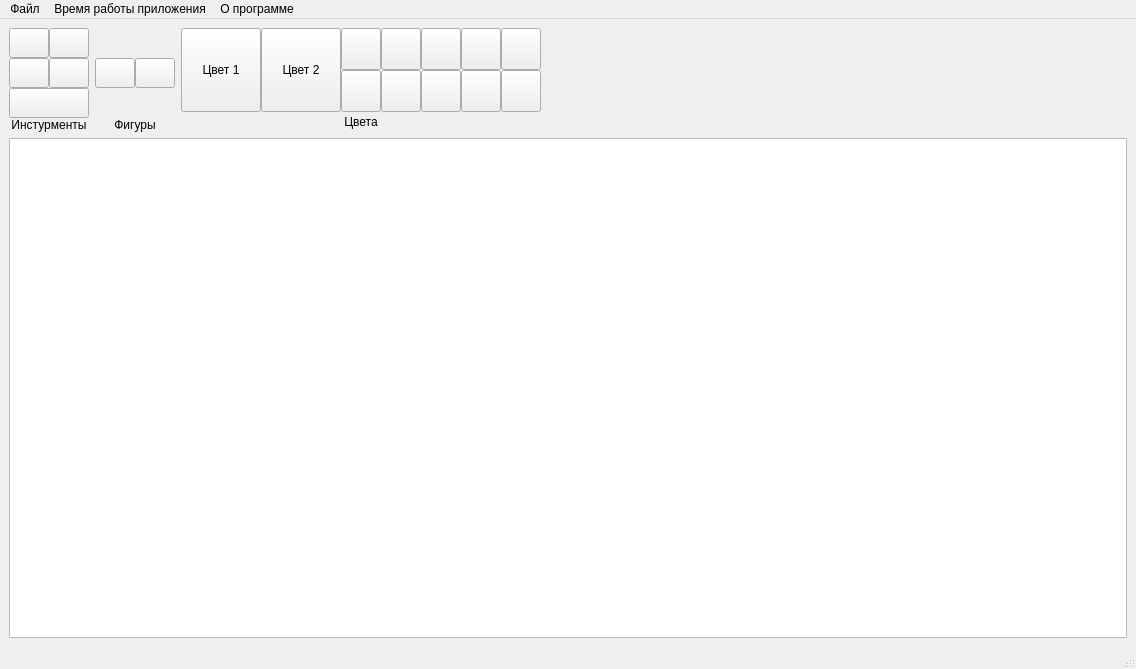
Before: the Qt Designer form QTLabs/Lab_07_Paint/paint/mainwindow.ui in voodzz/qt_labs, drawn with Qt 5.
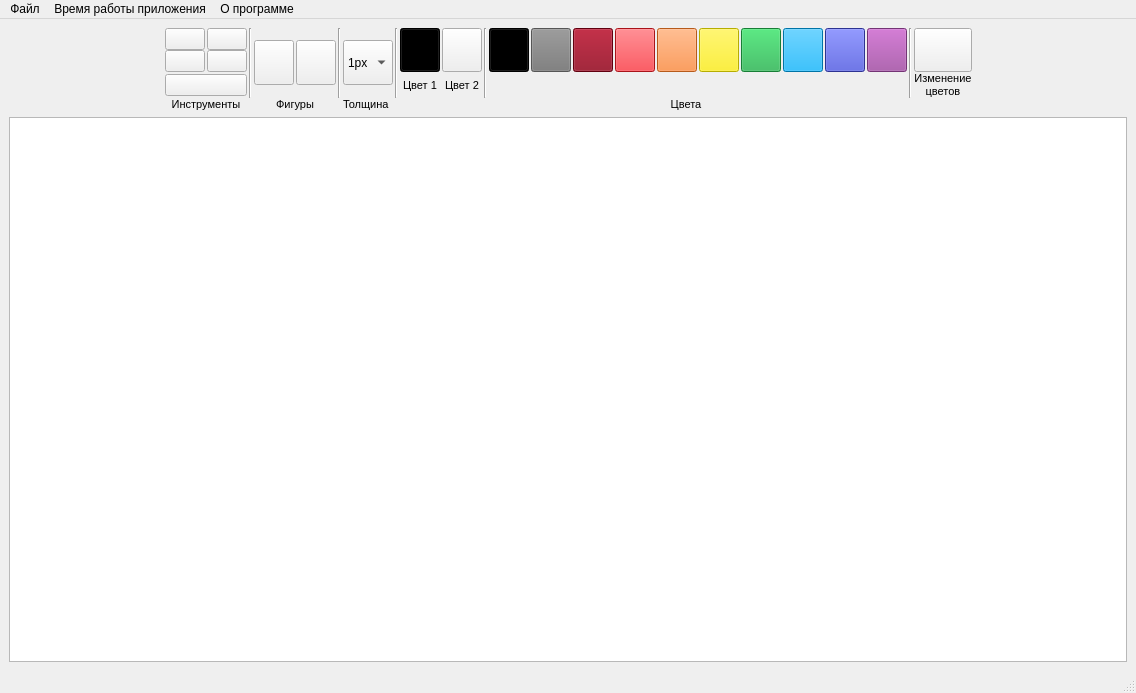
After: the same form once the commit is applied. Icons and pictures are not drawn.

The edit to the form file:
```diff
--- a/QTLabs/Lab_07_Paint/paint/mainwindow.ui
+++ b/QTLabs/Lab_07_Paint/paint/mainwindow.ui
@@ -7,7 +7,7 @@
     <x>0</x>
     <y>0</y>
     <width>1136</width>
-    <height>640</height>
+    <height>693</height>
    </rect>
   </property>
   <property name="windowTitle">
@@ -15,231 +15,29 @@
   </property>
   <widget class="QWidget" name="centralwidget">
    <layout class="QGridLayout" name="gridLayout_2">
-    <item row="1" column="0">
-     <widget class="QGraphicsView" name="graphicsView">
-      <property name="sizePolicy">
-       <sizepolicy hsizetype="Expanding" vsizetype="Expanding">
-        <horstretch>1</horstretch>
-        <verstretch>4</verstretch>
-       </sizepolicy>
-      </property>
-      <property name="minimumSize">
-       <size>
-        <width>0</width>
-        <height>500</height>
-       </size>
-      </property>
-     </widget>
-    </item>
-    <item row="0" column="0">
+    <item row="0" column="1">
      <layout class="QGridLayout" name="gridLayout">
-      <item row="0" column="2">
-       <layout class="QGridLayout" name="gridLayout_7">
-        <property name="spacing">
+      <property name="horizontalSpacing">
+       <number>2</number>
+      </property>
+      <property name="verticalSpacing">
          <number>0</number>
         </property>
-        <item row="0" column="4">
-         <widget class="QPushButton" name="darkRedButton">
-          <property name="sizePolicy">
-           <sizepolicy hsizetype="Maximum" vsizetype="Maximum">
-            <horstretch>0</horstretch>
-            <verstretch>0</verstretch>
-           </sizepolicy>
-          </property>
-          <property name="maximumSize">
-           <size>
-            <width>45</width>
-            <height>45</height>
-           </size>
-          </property>
-          <property name="toolTip">
-           <string>Тёмно-красный</string>
-          </property>
-          <property name="text">
-           <string/>
-          </property>
-         </widget>
-        </item>
-        <item row="0" column="0" rowspan="2">
-         <widget class="QPushButton" name="firstColorButton">
-          <property name="sizePolicy">
-           <sizepolicy hsizetype="Maximum" vsizetype="Maximum">
-            <horstretch>0</horstretch>
-            <verstretch>0</verstretch>
-           </sizepolicy>
-          </property>
-          <property name="maximumSize">
-           <size>
-            <width>80</width>
-            <height>90</height>
-           </size>
-          </property>
-          <property name="toolTip">
-           <string>Основной цвет</string>
-          </property>
-          <property name="text">
-           <string>Цвет 1</string>
-          </property>
-          <property name="checkable">
-           <bool>true</bool>
-          </property>
-         </widget>
-        </item>
-        <item row="1" column="3">
-         <widget class="QPushButton" name="greenButton">
-          <property name="sizePolicy">
-           <sizepolicy hsizetype="Maximum" vsizetype="Maximum">
-            <horstretch>0</horstretch>
-            <verstretch>0</verstretch>
-           </sizepolicy>
-          </property>
-          <property name="maximumSize">
-           <size>
-            <width>45</width>
-            <height>45</height>
-           </size>
-          </property>
-          <property name="toolTip">
-           <string>Зелёный</string>
-          </property>
-          <property name="text">
-           <string/>
-          </property>
-         </widget>
-        </item>
-        <item row="1" column="6">
-         <widget class="QPushButton" name="purpleButton">
-          <property name="sizePolicy">
-           <sizepolicy hsizetype="Maximum" vsizetype="Maximum">
-            <horstretch>0</horstretch>
-            <verstretch>0</verstretch>
-           </sizepolicy>
-          </property>
-          <property name="maximumSize">
-           <size>
-            <width>45</width>
-            <height>45</height>
-           </size>
-          </property>
-          <property name="toolTip">
-           <string>Фиолетовый</string>
-          </property>
-          <property name="text">
-           <string/>
-          </property>
-         </widget>
-        </item>
-        <item row="1" column="5">
-         <widget class="QPushButton" name="indigoButton">
-          <property name="sizePolicy">
-           <sizepolicy hsizetype="Maximum" vsizetype="Maximum">
-            <horstretch>0</horstretch>
-            <verstretch>0</verstretch>
-           </sizepolicy>
-          </property>
-          <property name="maximumSize">
-           <size>
-            <width>45</width>
-            <height>45</height>
-           </size>
-          </property>
-          <property name="toolTip">
-           <string>Индиго</string>
-          </property>
-          <property name="text">
-           <string/>
-          </property>
-         </widget>
-        </item>
-        <item row="0" column="3">
-         <widget class="QPushButton" name="greyButton">
-          <property name="sizePolicy">
-           <sizepolicy hsizetype="Maximum" vsizetype="Maximum">
-            <horstretch>0</horstretch>
-            <verstretch>0</verstretch>
-           </sizepolicy>
-          </property>
-          <property name="maximumSize">
-           <size>
-            <width>45</width>
-            <height>45</height>
-           </size>
-          </property>
-          <property name="toolTip">
-           <string>Серый</string>
-          </property>
-          <property name="text">
-           <string/>
-          </property>
-         </widget>
-        </item>
-        <item row="0" column="5">
-         <widget class="QPushButton" name="redButton">
-          <property name="sizePolicy">
-           <sizepolicy hsizetype="Maximum" vsizetype="Maximum">
-            <horstretch>0</horstretch>
-            <verstretch>0</verstretch>
-           </sizepolicy>
-          </property>
-          <property name="maximumSize">
-           <size>
-            <width>45</width>
-            <height>45</height>
-           </size>
-          </property>
-          <property name="toolTip">
-           <string>Красный</string>
-          </property>
-          <property name="text">
-           <string/>
-          </property>
-         </widget>
-        </item>
-        <item row="0" column="6">
-         <widget class="QPushButton" name="orangeButton">
-          <property name="sizePolicy">
-           <sizepolicy hsizetype="Maximum" vsizetype="Maximum">
-            <horstretch>0</horstretch>
-            <verstretch>0</verstretch>
-           </sizepolicy>
-          </property>
-          <property name="maximumSize">
-           <size>
-            <width>45</width>
-            <height>45</height>
-           </size>
-          </property>
-          <property name="toolTip">
-           <string>Оранжевый</string>
-          </property>
-          <property name="text">
-           <string/>
-          </property>
-         </widget>
-        </item>
-        <item row="2" column="0" colspan="7">
-         <widget class="QLabel" name="label_3">
-          <property name="sizePolicy">
-           <sizepolicy hsizetype="Minimum" vsizetype="Fixed">
-            <horstretch>0</horstretch>
-            <verstretch>0</verstretch>
-           </sizepolicy>
-          </property>
-          <property name="minimumSize">
-           <size>
-            <width>0</width>
-            <height>20</height>
-           </size>
-          </property>
-          <property name="text">
-           <string>Цвета</string>
-          </property>
-          <property name="alignment">
-           <set>Qt::AlignCenter</set>
-          </property>
-         </widget>
-        </item>
-        <item row="0" column="2">
+      <item row="0" column="2" rowspan="4">
+       <widget class="Line" name="line">
+        <property name="orientation">
+         <enum>Qt::Vertical</enum>
+        </property>
+       </widget>
+      </item>
+      <item row="0" column="5" rowspan="4">
+       <widget class="Line" name="line_2">
+        <property name="orientation">
+         <enum>Qt::Vertical</enum>
+        </property>
+       </widget>
+      </item>
+      <item row="0" column="11" rowspan="3">
          <widget class="QPushButton" name="blackButton">
           <property name="sizePolicy">
            <sizepolicy hsizetype="Maximum" vsizetype="Maximum">
@@ -253,28 +51,22 @@
             <height>45</height>
            </size>
           </property>
-          <property name="toolTip">
-           <string>Чёрный</string>
+        <property name="styleSheet">
+         <string notr="true">background-color: rgb(0, 0, 0);</string>
           </property>
           <property name="text">
            <string/>
           </property>
          </widget>
         </item>
-        <item row="0" column="7" rowspan="2">
-         <spacer name="horizontalSpacer">
+      <item row="0" column="21" rowspan="4">
+       <widget class="Line" name="line_4">
           <property name="orientation">
-           <enum>Qt::Horizontal</enum>
-          </property>
-          <property name="sizeHint" stdset="0">
-           <size>
-            <width>40</width>
-            <height>20</height>
-           </size>
-          </property>
-         </spacer>
-        </item>
-        <item row="1" column="2">
+         <enum>Qt::Vertical</enum>
+        </property>
+       </widget>
+      </item>
+      <item row="0" column="16" rowspan="3">
          <widget class="QPushButton" name="yellowButton">
           <property name="sizePolicy">
            <sizepolicy hsizetype="Maximum" vsizetype="Maximum">
@@ -288,15 +80,106 @@
             <height>45</height>
            </size>
           </property>
-          <property name="toolTip">
-           <string>Жёлтый</string>
+        <property name="styleSheet">
+         <string notr="true">background-color: rgb(255, 242, 2);</string>
           </property>
           <property name="text">
            <string/>
           </property>
          </widget>
         </item>
-        <item row="0" column="1" rowspan="2">
+      <item row="0" column="22" rowspan="2">
+       <widget class="QPushButton" name="colorsButton">
+        <property name="sizePolicy">
+         <sizepolicy hsizetype="Maximum" vsizetype="Maximum">
+          <horstretch>0</horstretch>
+          <verstretch>0</verstretch>
+         </sizepolicy>
+        </property>
+        <property name="maximumSize">
+         <size>
+          <width>79</width>
+          <height>45</height>
+         </size>
+        </property>
+        <property name="text">
+         <string/>
+        </property>
+       </widget>
+      </item>
+      <item row="0" column="10" rowspan="4">
+       <widget class="Line" name="line_3">
+        <property name="orientation">
+         <enum>Qt::Vertical</enum>
+        </property>
+       </widget>
+      </item>
+      <item row="3" column="8">
+       <widget class="QLabel" name="label_4">
+        <property name="font">
+         <font>
+          <pointsize>8</pointsize>
+         </font>
+        </property>
+        <property name="text">
+         <string>Цвет 1</string>
+        </property>
+        <property name="alignment">
+         <set>Qt::AlignCenter</set>
+        </property>
+       </widget>
+      </item>
+      <item row="0" column="12" rowspan="3">
+       <widget class="QPushButton" name="greyButton">
+        <property name="sizePolicy">
+         <sizepolicy hsizetype="Maximum" vsizetype="Maximum">
+          <horstretch>0</horstretch>
+          <verstretch>0</verstretch>
+         </sizepolicy>
+        </property>
+        <property name="maximumSize">
+         <size>
+          <width>45</width>
+          <height>45</height>
+         </size>
+        </property>
+        <property name="styleSheet">
+         <string notr="true">background-color: rgb(120, 120, 120);</string>
+        </property>
+        <property name="text">
+         <string/>
+        </property>
+       </widget>
+      </item>
+      <item row="1" column="0">
+       <widget class="QPushButton" name="eraserButton">
+        <property name="sizePolicy">
+         <sizepolicy hsizetype="Maximum" vsizetype="Maximum">
+          <horstretch>0</horstretch>
+          <verstretch>0</verstretch>
+         </sizepolicy>
+        </property>
+        <property name="maximumSize">
+         <size>
+          <width>45</width>
+          <height>30</height>
+         </size>
+        </property>
+        <property name="layoutDirection">
+         <enum>Qt::LeftToRight</enum>
+        </property>
+        <property name="styleSheet">
+         <string notr="true">image: url(:/icons/icons/eraser.png);</string>
+        </property>
+        <property name="text">
+         <string/>
+        </property>
+        <property name="checkable">
+         <bool>true</bool>
+        </property>
+       </widget>
+      </item>
+      <item row="0" column="9" rowspan="2">
          <widget class="QPushButton" name="secondColorButton">
           <property name="sizePolicy">
            <sizepolicy hsizetype="Maximum" vsizetype="Maximum">
@@ -306,23 +189,48 @@
           </property>
           <property name="maximumSize">
            <size>
-            <width>80</width>
-            <height>90</height>
-           </size>
-          </property>
-          <property name="toolTip">
-           <string>Цвет фона</string>
+          <width>45</width>
+          <height>45</height>
+         </size>
+        </property>
+        <property name="text">
+         <string/>
+        </property>
+        <property name="checkable">
+         <bool>true</bool>
+        </property>
+       </widget>
+      </item>
+      <item row="3" column="0" colspan="2">
+       <widget class="QPushButton" name="textButton">
+        <property name="styleSheet">
+         <string notr="true">image: url(:/icons/icons/text.png);</string>
+        </property>
+        <property name="text">
+         <string/>
+        </property>
+        <property name="checkable">
+         <bool>true</bool>
+        </property>
+       </widget>
+      </item>
+      <item row="3" column="9">
+       <widget class="QLabel" name="label_5">
+        <property name="font">
+         <font>
+          <pointsize>8</pointsize>
+         </font>
           </property>
           <property name="text">
            <string>Цвет 2</string>
           </property>
-          <property name="checkable">
-           <bool>true</bool>
+        <property name="alignment">
+         <set>Qt::AlignCenter</set>
           </property>
          </widget>
         </item>
-        <item row="1" column="4">
-         <widget class="QPushButton" name="blueButton">
+      <item row="0" column="19" rowspan="3">
+       <widget class="QPushButton" name="indigoButton">
           <property name="sizePolicy">
            <sizepolicy hsizetype="Maximum" vsizetype="Maximum">
             <horstretch>0</horstretch>
@@ -335,111 +243,36 @@
             <height>45</height>
            </size>
           </property>
-          <property name="toolTip">
-           <string>Голубой</string>
+        <property name="styleSheet">
+         <string notr="true">background-color: rgb(63, 72, 204);</string>
           </property>
           <property name="text">
            <string/>
           </property>
          </widget>
         </item>
-       </layout>
-      </item>
-      <item row="0" column="1">
-       <layout class="QGridLayout" name="gridLayout_6">
-        <property name="spacing">
-         <number>0</number>
+      <item row="4" column="8" colspan="15">
+       <widget class="QLabel" name="label_3">
+        <property name="font">
+         <font>
+          <pointsize>8</pointsize>
+         </font>
         </property>
-        <item row="1" column="1">
-         <widget class="QPushButton" name="rectangleButton">
-          <property name="sizePolicy">
-           <sizepolicy hsizetype="Maximum" vsizetype="Maximum">
-            <horstretch>0</horstretch>
-            <verstretch>0</verstretch>
-           </sizepolicy>
-          </property>
-          <property name="minimumSize">
-           <size>
-            <width>30</width>
-            <height>30</height>
-           </size>
-          </property>
-          <property name="maximumSize">
-           <size>
-            <width>45</width>
-            <height>30</height>
-           </size>
-          </property>
-          <property name="toolTip">
-           <string>Прямоугольник</string>
-          </property>
           <property name="text">
-           <string/>
-          </property>
-          <property name="checkable">
-           <bool>true</bool>
+         <string>Цвета</string>
+        </property>
+        <property name="alignment">
+         <set>Qt::AlignCenter</set>
           </property>
          </widget>
         </item>
-        <item row="1" column="0">
-         <widget class="QPushButton" name="ellipseButton">
-          <property name="sizePolicy">
-           <sizepolicy hsizetype="Maximum" vsizetype="Maximum">
-            <horstretch>0</horstretch>
-            <verstretch>0</verstretch>
-           </sizepolicy>
-          </property>
-          <property name="minimumSize">
-           <size>
-            <width>30</width>
-            <height>30</height>
-           </size>
-          </property>
-          <property name="maximumSize">
-           <size>
-            <width>45</width>
-            <height>30</height>
-           </size>
-          </property>
-          <property name="toolTip">
-           <string>Эллипс</string>
-          </property>
-          <property name="text">
-           <string/>
-          </property>
-          <property name="checkable">
-           <bool>true</bool>
-          </property>
-         </widget>
-        </item>
-        <item row="2" column="0" colspan="2">
-         <spacer name="verticalSpacer_2">
-          <property name="orientation">
-           <enum>Qt::Vertical</enum>
-          </property>
-          <property name="sizeHint" stdset="0">
-           <size>
-            <width>20</width>
-            <height>40</height>
-           </size>
-          </property>
-         </spacer>
-        </item>
-        <item row="0" column="0" colspan="2">
-         <spacer name="verticalSpacer">
-          <property name="orientation">
-           <enum>Qt::Vertical</enum>
-          </property>
-          <property name="sizeHint" stdset="0">
-           <size>
-            <width>20</width>
-            <height>40</height>
-           </size>
-          </property>
-         </spacer>
-        </item>
-        <item row="3" column="0" colspan="2">
+      <item row="4" column="3" colspan="2">
          <widget class="QLabel" name="label_2">
+        <property name="font">
+         <font>
+          <pointsize>8</pointsize>
+         </font>
+        </property>
           <property name="text">
            <string>Фигуры</string>
           </property>
@@ -448,16 +281,309 @@
           </property>
          </widget>
         </item>
-       </layout>
+      <item row="0" column="17" rowspan="3">
+       <widget class="QPushButton" name="greenButton">
+        <property name="sizePolicy">
+         <sizepolicy hsizetype="Maximum" vsizetype="Maximum">
+          <horstretch>0</horstretch>
+          <verstretch>0</verstretch>
+         </sizepolicy>
+        </property>
+        <property name="maximumSize">
+         <size>
+          <width>45</width>
+          <height>45</height>
+         </size>
+        </property>
+        <property name="styleSheet">
+         <string notr="true">background-color: rgb(34, 177, 76);</string>
+        </property>
+        <property name="text">
+         <string/>
+        </property>
+       </widget>
       </item>
-      <item row="0" column="0">
-       <layout class="QGridLayout" name="gridLayout_5">
-        <property name="sizeConstraint">
-         <enum>QLayout::SetDefaultConstraint</enum>
+      <item row="0" column="13" rowspan="3">
+       <widget class="QPushButton" name="darkRedButton">
+        <property name="sizePolicy">
+         <sizepolicy hsizetype="Maximum" vsizetype="Maximum">
+          <horstretch>0</horstretch>
+          <verstretch>0</verstretch>
+         </sizepolicy>
         </property>
-        <property name="spacing">
-         <number>0</number>
+        <property name="maximumSize">
+         <size>
+          <width>45</width>
+          <height>45</height>
+         </size>
         </property>
+        <property name="styleSheet">
+         <string notr="true">background-color: rgb(136, 0, 21);</string>
+        </property>
+        <property name="text">
+         <string/>
+        </property>
+       </widget>
+      </item>
+      <item row="0" column="15" rowspan="3">
+       <widget class="QPushButton" name="orangeButton">
+        <property name="sizePolicy">
+         <sizepolicy hsizetype="Maximum" vsizetype="Maximum">
+          <horstretch>0</horstretch>
+          <verstretch>0</verstretch>
+         </sizepolicy>
+        </property>
+        <property name="maximumSize">
+         <size>
+          <width>45</width>
+          <height>45</height>
+         </size>
+        </property>
+        <property name="styleSheet">
+         <string notr="true">background-color: rgb(255, 127, 39);</string>
+        </property>
+        <property name="text">
+         <string/>
+        </property>
+       </widget>
+      </item>
+      <item row="0" column="7" rowspan="4">
+       <widget class="Line" name="line_5">
+        <property name="orientation">
+         <enum>Qt::Vertical</enum>
+        </property>
+       </widget>
+      </item>
+      <item row="0" column="4" rowspan="4">
+       <widget class="QPushButton" name="rectangleButton">
+        <property name="sizePolicy">
+         <sizepolicy hsizetype="Maximum" vsizetype="Maximum">
+          <horstretch>0</horstretch>
+          <verstretch>0</verstretch>
+         </sizepolicy>
+        </property>
+        <property name="maximumSize">
+         <size>
+          <width>45</width>
+          <height>45</height>
+         </size>
+        </property>
+        <property name="styleSheet">
+         <string notr="true">image: url(:/icons/icons/rectangle.png);</string>
+        </property>
+        <property name="text">
+         <string/>
+        </property>
+        <property name="checkable">
+         <bool>true</bool>
+        </property>
+       </widget>
+      </item>
+      <item row="0" column="1">
+       <widget class="QPushButton" name="fillerButton">
+        <property name="sizePolicy">
+         <sizepolicy hsizetype="Maximum" vsizetype="Maximum">
+          <horstretch>0</horstretch>
+          <verstretch>0</verstretch>
+         </sizepolicy>
+        </property>
+        <property name="maximumSize">
+         <size>
+          <width>45</width>
+          <height>30</height>
+         </size>
+        </property>
+        <property name="layoutDirection">
+         <enum>Qt::LeftToRight</enum>
+        </property>
+        <property name="styleSheet">
+         <string notr="true">image: url(:/icons/icons/paint.png);</string>
+        </property>
+        <property name="text">
+         <string/>
+        </property>
+        <property name="checkable">
+         <bool>true</bool>
+        </property>
+       </widget>
+      </item>
+      <item row="0" column="18" rowspan="3">
+       <widget class="QPushButton" name="blueButton">
+        <property name="sizePolicy">
+         <sizepolicy hsizetype="Maximum" vsizetype="Maximum">
+          <horstretch>0</horstretch>
+          <verstretch>0</verstretch>
+         </sizepolicy>
+        </property>
+        <property name="maximumSize">
+         <size>
+          <width>45</width>
+          <height>45</height>
+         </size>
+        </property>
+        <property name="styleSheet">
+         <string notr="true">background-color: rgb(0, 162, 232);</string>
+        </property>
+        <property name="text">
+         <string/>
+        </property>
+       </widget>
+      </item>
+      <item row="4" column="0" colspan="2">
+       <widget class="QLabel" name="label">
+        <property name="font">
+         <font>
+          <pointsize>8</pointsize>
+         </font>
+        </property>
+        <property name="text">
+         <string>Инструменты</string>
+        </property>
+        <property name="alignment">
+         <set>Qt::AlignCenter</set>
+        </property>
+       </widget>
+      </item>
+      <item row="0" column="3" rowspan="4">
+       <widget class="QPushButton" name="ellipseButton">
+        <property name="sizePolicy">
+         <sizepolicy hsizetype="Maximum" vsizetype="Maximum">
+          <horstretch>0</horstretch>
+          <verstretch>0</verstretch>
+         </sizepolicy>
+        </property>
+        <property name="maximumSize">
+         <size>
+          <width>45</width>
+          <height>45</height>
+         </size>
+        </property>
+        <property name="styleSheet">
+         <string notr="true">image: url(:/icons/icons/ellipse.png);</string>
+        </property>
+        <property name="text">
+         <string/>
+        </property>
+        <property name="checkable">
+         <bool>true</bool>
+        </property>
+       </widget>
+      </item>
+      <item row="0" column="6" rowspan="4">
+       <widget class="QComboBox" name="thicknessComboBox">
+        <property name="sizePolicy">
+         <sizepolicy hsizetype="Maximum" vsizetype="Maximum">
+          <horstretch>0</horstretch>
+          <verstretch>0</verstretch>
+         </sizepolicy>
+        </property>
+        <property name="maximumSize">
+         <size>
+          <width>53</width>
+          <height>45</height>
+         </size>
+        </property>
+        <property name="layoutDirection">
+         <enum>Qt::LeftToRight</enum>
+        </property>
+        <item>
+         <property name="text">
+          <string>1px</string>
+         </property>
+        </item>
+        <item>
+         <property name="text">
+          <string>3px</string>
+         </property>
+        </item>
+        <item>
+         <property name="text">
+          <string>5px</string>
+         </property>
+        </item>
+        <item>
+         <property name="text">
+          <string>8px</string>
+         </property>
+        </item>
+       </widget>
+      </item>
+      <item row="4" column="6">
+       <widget class="QLabel" name="label_7">
+        <property name="font">
+         <font>
+          <pointsize>8</pointsize>
+         </font>
+        </property>
+        <property name="text">
+         <string>Толщина</string>
+        </property>
+       </widget>
+      </item>
+      <item row="3" column="22">
+       <widget class="QLabel" name="label_6">
+        <property name="font">
+         <font>
+          <pointsize>8</pointsize>
+         </font>
+        </property>
+        <property name="text">
+         <string>Изменение
+цветов</string>
+        </property>
+        <property name="alignment">
+         <set>Qt::AlignCenter</set>
+        </property>
+       </widget>
+      </item>
+      <item row="0" column="14" rowspan="3">
+       <widget class="QPushButton" name="redButton">
+        <property name="sizePolicy">
+         <sizepolicy hsizetype="Maximum" vsizetype="Maximum">
+          <horstretch>0</horstretch>
+          <verstretch>0</verstretch>
+         </sizepolicy>
+        </property>
+        <property name="maximumSize">
+         <size>
+          <width>45</width>
+          <height>45</height>
+         </size>
+        </property>
+        <property name="styleSheet">
+         <string notr="true">background-color: rgb(237, 28, 36);</string>
+        </property>
+        <property name="text">
+         <string/>
+        </property>
+       </widget>
+      </item>
+      <item row="0" column="8" rowspan="2">
+       <widget class="QPushButton" name="firstColorButton">
+        <property name="sizePolicy">
+         <sizepolicy hsizetype="Maximum" vsizetype="Maximum">
+          <horstretch>0</horstretch>
+          <verstretch>0</verstretch>
+         </sizepolicy>
+        </property>
+        <property name="maximumSize">
+         <size>
+          <width>45</width>
+          <height>45</height>
+         </size>
+        </property>
+        <property name="styleSheet">
+         <string notr="true">background-color: rgb(0, 0, 0);
+</string>
+        </property>
+        <property name="text">
+         <string/>
+        </property>
+        <property name="checkable">
+         <bool>true</bool>
+        </property>
+       </widget>
+      </item>
         <item row="1" column="1">
          <widget class="QPushButton" name="dropperButton">
           <property name="sizePolicy">
@@ -466,52 +592,18 @@
             <verstretch>0</verstretch>
            </sizepolicy>
           </property>
-          <property name="minimumSize">
-           <size>
-            <width>30</width>
-            <height>30</height>
-           </size>
-          </property>
           <property name="maximumSize">
            <size>
             <width>45</width>
             <height>30</height>
            </size>
           </property>
-          <property name="toolTip">
-           <string>Пипетка</string>
-          </property>
-          <property name="text">
-           <string/>
-          </property>
-          <property name="checkable">
-           <bool>true</bool>
-          </property>
-         </widget>
-        </item>
-        <item row="0" column="1">
-         <widget class="QPushButton" name="fillButton">
-          <property name="sizePolicy">
-           <sizepolicy hsizetype="Maximum" vsizetype="Maximum">
-            <horstretch>0</horstretch>
-            <verstretch>0</verstretch>
-           </sizepolicy>
-          </property>
-          <property name="minimumSize">
-           <size>
-            <width>30</width>
-            <height>30</height>
-           </size>
-          </property>
-          <property name="maximumSize">
-           <size>
-            <width>45</width>
-            <height>30</height>
-           </size>
-          </property>
-          <property name="toolTip">
-           <string>Заливка</string>
-          </property>
+        <property name="layoutDirection">
+         <enum>Qt::LeftToRight</enum>
+        </property>
+        <property name="styleSheet">
+         <string notr="true">image: url(:/icons/icons/dropper.png);</string>
+        </property>
           <property name="text">
            <string/>
           </property>
@@ -520,35 +612,26 @@
           </property>
          </widget>
         </item>
-        <item row="1" column="0">
-         <widget class="QPushButton" name="eraserButton">
+      <item row="0" column="20" rowspan="2">
+       <widget class="QPushButton" name="purpleButton">
           <property name="sizePolicy">
            <sizepolicy hsizetype="Maximum" vsizetype="Maximum">
             <horstretch>0</horstretch>
             <verstretch>0</verstretch>
            </sizepolicy>
           </property>
-          <property name="minimumSize">
-           <size>
-            <width>30</width>
-            <height>30</height>
-           </size>
-          </property>
           <property name="maximumSize">
            <size>
             <width>45</width>
-            <height>30</height>
-           </size>
-          </property>
-          <property name="toolTip">
-           <string>Ластик</string>
+          <height>45</height>
+         </size>
+        </property>
+        <property name="styleSheet">
+         <string notr="true">background-color: rgb(163, 73, 164);</string>
           </property>
           <property name="text">
            <string/>
           </property>
-          <property name="checkable">
-           <bool>true</bool>
-          </property>
          </widget>
         </item>
         <item row="0" column="0">
@@ -559,20 +642,17 @@
             <verstretch>0</verstretch>
            </sizepolicy>
           </property>
-          <property name="minimumSize">
-           <size>
-            <width>30</width>
-            <height>30</height>
-           </size>
-          </property>
           <property name="maximumSize">
            <size>
             <width>45</width>
             <height>30</height>
            </size>
           </property>
-          <property name="toolTip">
-           <string>Карандаш</string>
+        <property name="layoutDirection">
+         <enum>Qt::LeftToRight</enum>
+        </property>
+        <property name="styleSheet">
+         <string notr="true">image: url(:/icons/icons/brush.png);</string>
           </property>
           <property name="text">
            <string/>
@@ -582,53 +662,54 @@
           </property>
          </widget>
         </item>
-        <item row="2" column="0" colspan="2">
-         <widget class="QPushButton" name="textButton">
+     </layout>
+    </item>
+    <item row="0" column="2">
+     <spacer name="horizontalSpacer">
+      <property name="orientation">
+       <enum>Qt::Horizontal</enum>
+      </property>
+      <property name="sizeHint" stdset="0">
+       <size>
+        <width>40</width>
+        <height>20</height>
+       </size>
+      </property>
+     </spacer>
+    </item>
+    <item row="0" column="0">
+     <spacer name="horizontalSpacer_2">
+      <property name="orientation">
+       <enum>Qt::Horizontal</enum>
+      </property>
+      <property name="sizeHint" stdset="0">
+       <size>
+        <width>40</width>
+        <height>20</height>
+       </size>
+      </property>
+     </spacer>
+    </item>
+    <item row="2" column="0" colspan="3">
+     <widget class="QGraphicsView" name="graphicsView">
           <property name="sizePolicy">
-           <sizepolicy hsizetype="Maximum" vsizetype="Maximum">
-            <horstretch>0</horstretch>
-            <verstretch>0</verstretch>
+       <sizepolicy hsizetype="Expanding" vsizetype="Expanding">
+        <horstretch>1</horstretch>
+        <verstretch>4</verstretch>
            </sizepolicy>
           </property>
           <property name="minimumSize">
            <size>
-            <width>60</width>
-            <height>30</height>
-           </size>
-          </property>
-          <property name="maximumSize">
-           <size>
-            <width>92</width>
-            <height>30</height>
-           </size>
-          </property>
-          <property name="toolTip">
-           <string>Текст</string>
-          </property>
-          <property name="toolTipDuration">
-           <number>-1</number>
-          </property>
-          <property name="text">
-           <string/>
-          </property>
-          <property name="checkable">
-           <bool>true</bool>
-          </property>
-         </widget>
-        </item>
-        <item row="3" column="0" colspan="2">
-         <widget class="QLabel" name="label">
-          <property name="text">
-           <string>Инстурменты</string>
-          </property>
-          <property name="alignment">
-           <set>Qt::AlignCenter</set>
-          </property>
-         </widget>
-        </item>
-       </layout>
-      </item>
-     </layout>
+        <width>0</width>
+        <height>500</height>
+       </size>
+      </property>
+      <property name="font">
+       <font>
+        <pointsize>8</pointsize>
+       </font>
+      </property>
+     </widget>
     </item>
    </layout>
   </widget>
```
Left out of the diff: 10 changed lines with no effect on the pictures. Lines whose indentation alone changed are shown as unchanged.
